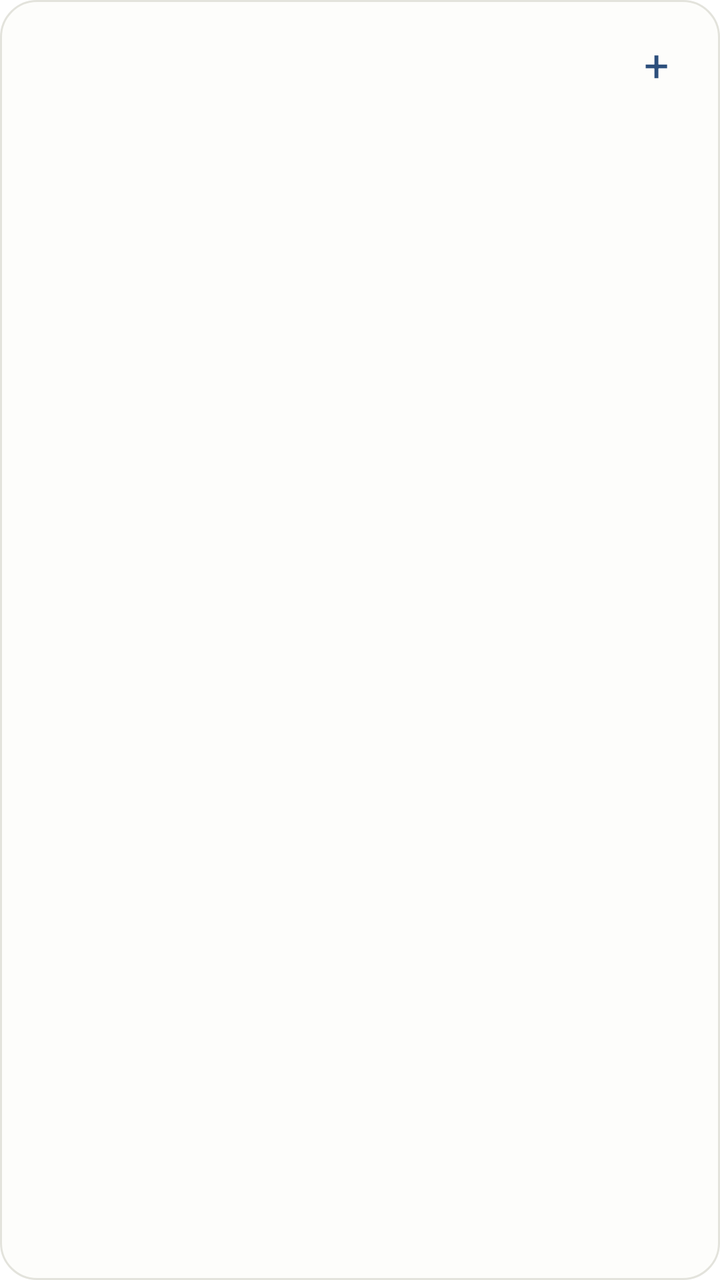
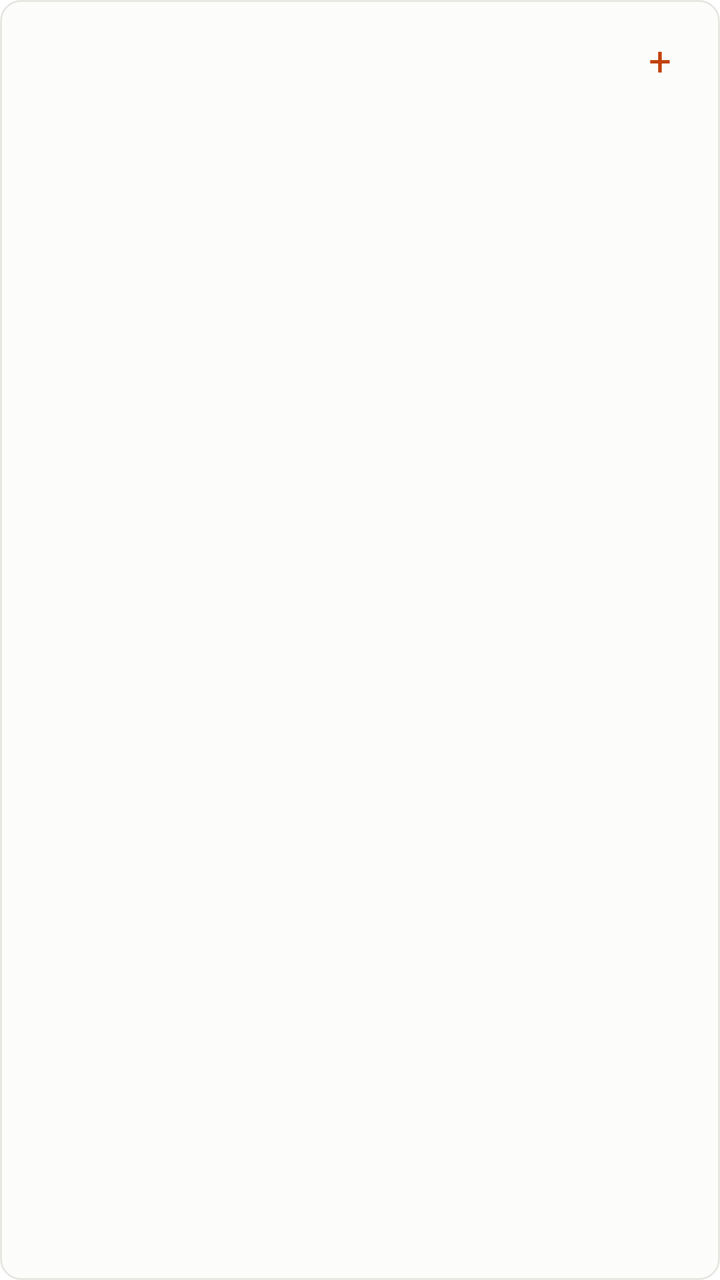

The first picture is an Android layout as it rendered before a commit; the second is the same layout after the commit. The layout source and the unified diff follow.
<!-- AndroidManifest.xml: fallback theme Theme.MaterialComponents.DayNight.NoActionBar -->
<!-- res/layout/widget_action_small.xml -->
<?xml version="1.0" encoding="utf-8"?>
<LinearLayout xmlns:android="http://schemas.android.com/apk/res/android"
    android:id="@+id/action_root"
    android:layout_width="match_parent"
    android:layout_height="match_parent"
    android:background="@drawable/widget_root_bg"
    android:orientation="vertical"
    android:padding="10dp">

    <LinearLayout
        android:layout_width="match_parent"
        android:layout_height="44dp"
        android:gravity="center_vertical"
        android:orientation="horizontal">

        <TextView
            android:id="@+id/action_date"
            android:layout_width="wrap_content"
            android:layout_height="wrap_content"
            android:fontFamily="sans-serif-medium"
            android:textColor="@color/widget_text_primary"
            android:textSize="22sp" />

        <TextView
            android:id="@+id/action_weekday"
            android:layout_width="0dp"
            android:layout_height="wrap_content"
            android:layout_marginStart="6dp"
            android:layout_weight="1"
            android:ellipsize="end"
            android:singleLine="true"
            android:textColor="@color/widget_text_secondary"
            android:textSize="10sp" />

        <TextView
            android:id="@+id/action_overdue_chip"
            android:layout_width="wrap_content"
            android:layout_height="wrap_content"
            android:layout_marginEnd="4dp"
            android:maxLines="1"
            android:textColor="@color/widget_accent"
            android:textSize="10sp"
            android:visibility="gone" />

        <TextView
            android:id="@+id/action_add_todo"
            android:layout_width="44dp"
            android:layout_height="44dp"
            android:gravity="center"
            android:text="+"
            android:textColor="@color/widget_accent"
            android:textSize="22sp" />
    </LinearLayout>

    <LinearLayout
        android:id="@+id/action_rows"
        android:layout_width="match_parent"
        android:layout_height="0dp"
        android:layout_weight="1"
        android:orientation="vertical" />

    <TextView
        android:id="@+id/action_empty"
        android:layout_width="match_parent"
        android:layout_height="wrap_content"
        android:paddingTop="4dp"
        android:textColor="@color/widget_text_secondary"
        android:textSize="12sp"
        android:visibility="gone" />

    <TextView
        android:id="@+id/action_completed"
        android:layout_width="match_parent"
        android:layout_height="32dp"
        android:gravity="center_vertical"
        android:singleLine="true"
        android:textColor="@color/widget_text_secondary"
        android:textSize="11sp"
        android:visibility="gone" />
</LinearLayout>
<!-- resources referenced by this layout -->
<resources>
  <color name="widget_accent">#2D4F7C</color>
  <color name="widget_text_primary">#1B1B18</color>
  <color name="widget_text_secondary">#6F6F67</color>
  <!-- drawable widget_root_bg (drawable) -->
  <?xml version="1.0" encoding="utf-8"?>
  <shape xmlns:android="http://schemas.android.com/apk/res/android"
      android:shape="rectangle">
      <solid android:color="@color/widget_background" />
      <corners android:radius="18dp" />
      <stroke
          android:width="1dp"
          android:color="@color/widget_border" />
  </shape>
  <color name="widget_background">#FDFDFB</color>
  <color name="widget_border">#E3E3DC</color>
</resources>

<!-- the commit's change to res/layout/widget_action_small.xml (unified diff, before → after) -->
@@ -5,7 +5,7 @@
     android:layout_height="match_parent"
     android:background="@drawable/widget_root_bg"
     android:orientation="vertical"
-    android:padding="10dp">
+    android:padding="8dp">
 
     <LinearLayout
         android:layout_width="match_parent"
@@ -19,7 +19,7 @@
             android:layout_height="wrap_content"
             android:fontFamily="sans-serif-medium"
             android:textColor="@color/widget_text_primary"
-            android:textSize="22sp" />
+            android:textSize="24sp" />
 
         <TextView
             android:id="@+id/action_weekday"
@@ -30,7 +30,7 @@
             android:ellipsize="end"
             android:singleLine="true"
             android:textColor="@color/widget_text_secondary"
-            android:textSize="10sp" />
+            android:textSize="11sp" />
 
         <TextView
             android:id="@+id/action_overdue_chip"
@@ -39,7 +39,7 @@
             android:layout_marginEnd="4dp"
             android:maxLines="1"
             android:textColor="@color/widget_accent"
-            android:textSize="10sp"
+            android:textSize="11sp"
             android:visibility="gone" />
 
         <TextView
@@ -49,15 +49,8 @@
             android:gravity="center"
             android:text="+"
             android:textColor="@color/widget_accent"
-            android:textSize="22sp" />
+            android:textSize="20sp" />
     </LinearLayout>
-
-    <LinearLayout
-        android:id="@+id/action_rows"
-        android:layout_width="match_parent"
-        android:layout_height="0dp"
-        android:layout_weight="1"
-        android:orientation="vertical" />
 
     <TextView
         android:id="@+id/action_empty"
@@ -67,6 +60,13 @@
         android:textColor="@color/widget_text_secondary"
         android:textSize="12sp"
         android:visibility="gone" />
+
+    <LinearLayout
+        android:id="@+id/action_rows"
+        android:layout_width="match_parent"
+        android:layout_height="0dp"
+        android:layout_weight="1"
+        android:orientation="vertical" />
 
     <TextView
         android:id="@+id/action_completed"
<!-- resource entries referenced after the edit -->
@@ -1,19 +1,19 @@
 <!-- resources referenced by this layout -->
 <resources>
-  <color name="widget_accent">#2D4F7C</color>
-  <color name="widget_text_primary">#1B1B18</color>
-  <color name="widget_text_secondary">#6F6F67</color>
+  <color name="widget_accent">#C2410C</color>
+  <color name="widget_text_primary">#191A17</color>
+  <color name="widget_text_secondary">#3F413A</color>
   <!-- drawable widget_root_bg (drawable) -->
   <?xml version="1.0" encoding="utf-8"?>
   <shape xmlns:android="http://schemas.android.com/apk/res/android"
       android:shape="rectangle">
-      <solid android:color="@color/widget_background" />
-      <corners android:radius="18dp" />
+      <solid android:color="@color/widget_background_light" />
+      <corners android:radius="10dp" />
       <stroke
           android:width="1dp"
-          android:color="@color/widget_border" />
+          android:color="@color/widget_border_light" />
   </shape>
-  <color name="widget_background">#FDFDFB</color>
-  <color name="widget_border">#E3E3DC</color>
+  <color name="widget_background_light">#FCFCFA</color>
+  <color name="widget_border_light">#E8E7E1</color>
 </resources>
 
